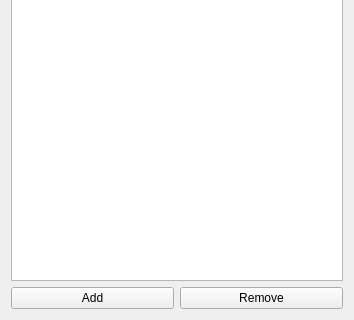
Qt form MultiPrjWs/src/multiprjws.ui (neoluxis/zju_FEMApp) before a commit; both pictures show x 0 to 354 and y 300 to 620 of the 354 by 620 pixel window.
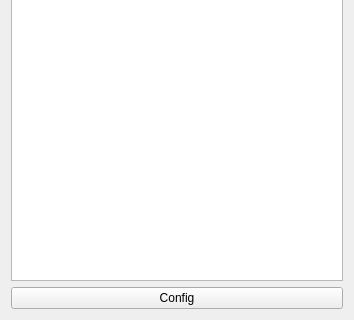
The same form after that commit.

```diff
--- a/MultiPrjWs/src/multiprjws.ui
+++ b/MultiPrjWs/src/multiprjws.ui
@@ -29,14 +29,7 @@
     <item>
     <widget class="QPushButton" name="btnAddProject">
      <property name="text">
-      <string>Add</string>
-     </property>
-    </widget>
-    </item>
-    <item>
-    <widget class="QPushButton" name="btnRemoveProject">
-     <property name="text">
-      <string>Remove</string>
+      <string>Config</string>
      </property>
     </widget>
     </item>
```
Left out of the diff: 2 changed lines with no effect on the pictures.
